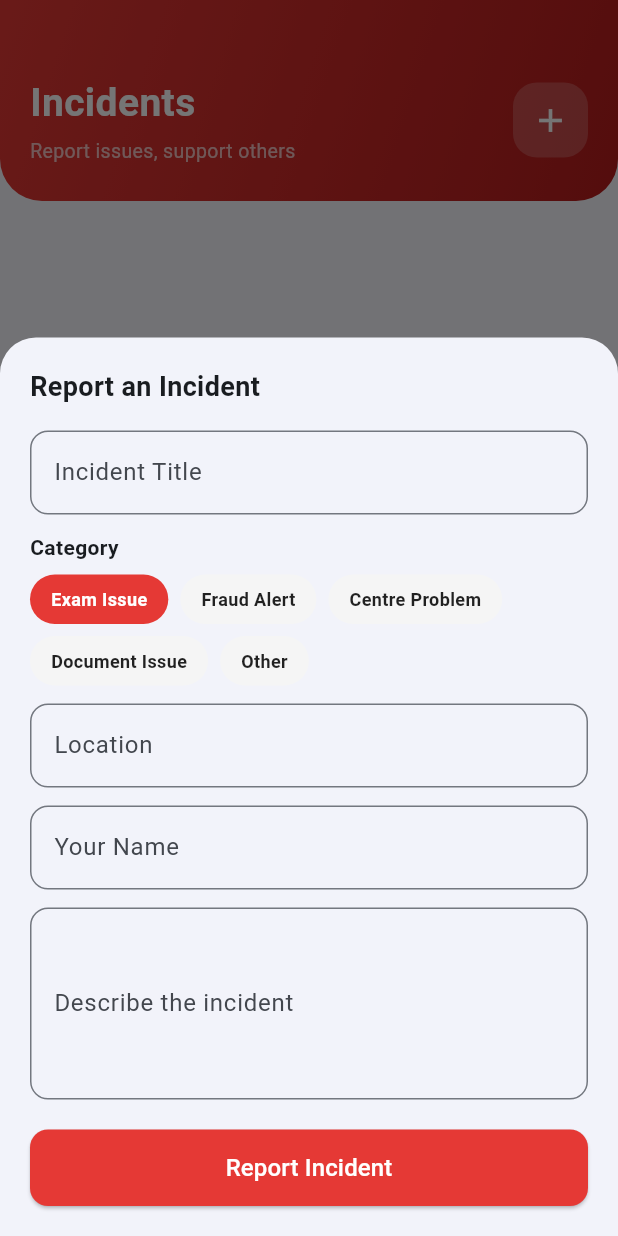
After one commit to NewstartupNewworld/rozgar, a Flutter app: the screen it shows after launch, item 3 of the bottom bar chosen, after a tap on the "add" icon, on a phone screen of 412 x 824 dp. The commit adds this screen. Run offline on Flutter 3.47's test engine with Material 3 defaults, Android fonts, the phone set to English and light mode, and no system bars; our stand-ins replace share_plus, supabase_flutter; accounts and stored records are empty.

Commit message:
Added Incidents reporting feature with Supabase backend

```diff
--- /dev/null
+++ b/lib/incident_model.dart
@@ -0,0 +1,67 @@
+import 'package:supabase_flutter/supabase_flutter.dart';
+
+class Incident {
+  final int? id;
+  final String title;
+  final String description;
+  final String location;
+  final String category;
+  final String reporterName;
+  final int supportCount;
+
+  Incident({
+    this.id,
+    required this.title,
+    required this.description,
+    required this.location,
+    required this.category,
+    required this.reporterName,
+    this.supportCount = 0,
+  });
+
+  factory Incident.fromMap(Map<String, dynamic> map) {
+    return Incident(
+      id: map['id'],
+      title: map['title'] ?? '',
+      description: map['description'] ?? '',
+      location: map['location'] ?? '',
+      category: map['category'] ?? '',
+      reporterName: map['reporter_name'] ?? 'Anonymous',
+      supportCount: map['support_count'] ?? 0,
+    );
+  }
+}
+
+class IncidentsManager {
+  static final IncidentsManager _instance = IncidentsManager._internal();
+  factory IncidentsManager() => _instance;
+  IncidentsManager._internal();
+
+  final supabase = Supabase.instance.client;
+
+  Future<List<Incident>> getIncidents() async {
+    final response = await supabase
+        .from('incidents')
+        .select()
+        .order('created_at', ascending: false);
+
+    return (response as List).map((item) => Incident.fromMap(item)).toList();
+  }
+
+  Future<void> addIncident(Incident incident) async {
+    await supabase.from('incidents').insert({
+      'title': incident.title,
+      'description': incident.description,
+      'location': incident.location,
+      'category': incident.category,
+      'reporter_name': incident.reporterName,
+      'support_count': 0,
+    });
+  }
+
+  Future<void> addSupport(int incidentId, int currentCount) async {
+    await supabase
+        .from('incidents')
+        .update({'support_count': currentCount + 1}).eq('id', incidentId);
+  }
+}
--- /dev/null
+++ b/lib/incidents_screen.dart
@@ -0,0 +1,425 @@
+import 'package:flutter/material.dart';
+import 'incident_model.dart';
+
+class IncidentsScreen extends StatefulWidget {
+  const IncidentsScreen({super.key});
+
+  @override
+  State<IncidentsScreen> createState() => _IncidentsScreenState();
+}
+
+class _IncidentsScreenState extends State<IncidentsScreen> {
+  final IncidentsManager incidentsManager = IncidentsManager();
+  List<Incident> incidents = [];
+  bool isLoading = true;
+
+  final List<String> categories = [
+    'Exam Issue',
+    'Fraud Alert',
+    'Centre Problem',
+    'Document Issue',
+    'Other',
+  ];
+
+  @override
+  void initState() {
+    super.initState();
+    loadIncidents();
+  }
+
+  Future<void> loadIncidents() async {
+    setState(() {
+      isLoading = true;
+    });
+    final fetched = await incidentsManager.getIncidents();
+    setState(() {
+      incidents = fetched;
+      isLoading = false;
+    });
+  }
+
+  Future<void> supportIncident(Incident incident) async {
+    if (incident.id == null) return;
+    await incidentsManager.addSupport(incident.id!, incident.supportCount);
+    await loadIncidents();
+  }
+
+  void openReportSheet() {
+    final titleController = TextEditingController();
+    final descController = TextEditingController();
+    final locationController = TextEditingController();
+    final nameController = TextEditingController();
+    String selectedCategory = 'Exam Issue';
+    bool isSubmitting = false;
+
+    showModalBottomSheet(
+      context: context,
+      isScrollControlled: true,
+      shape: const RoundedRectangleBorder(
+        borderRadius: BorderRadius.vertical(top: Radius.circular(24)),
+      ),
+      builder: (context) {
+        return StatefulBuilder(
+          builder: (context, setSheetState) {
+            return Padding(
+              padding: EdgeInsets.only(
+                left: 20,
+                right: 20,
+                top: 20,
+                bottom: MediaQuery.of(context).viewInsets.bottom + 20,
+              ),
+              child: SingleChildScrollView(
+                child: Column(
+                  mainAxisSize: MainAxisSize.min,
+                  crossAxisAlignment: CrossAxisAlignment.start,
+                  children: [
+                    const Text(
+                      'Report an Incident',
+                      style:
+                          TextStyle(fontSize: 18, fontWeight: FontWeight.bold),
+                    ),
+                    const SizedBox(height: 16),
+                    TextField(
+                      controller: titleController,
+                      decoration: InputDecoration(
+                        labelText: 'Incident Title',
+                        border: OutlineInputBorder(
+                          borderRadius: BorderRadius.circular(12),
+                        ),
+                      ),
+                    ),
+                    const SizedBox(height: 12),
+                    const Text('Category',
+                        style: TextStyle(fontWeight: FontWeight.w600)),
+                    const SizedBox(height: 8),
+                    Wrap(
+                      spacing: 8,
+                      runSpacing: 8,
+                      children: categories.map((cat) {
+                        final isSelected = selectedCategory == cat;
+                        return GestureDetector(
+                          onTap: () {
+                            setSheetState(() {
+                              selectedCategory = cat;
+                            });
+                          },
+                          child: Container(
+                            padding: const EdgeInsets.symmetric(
+                                horizontal: 14, vertical: 8),
+                            decoration: BoxDecoration(
+                              color: isSelected
+                                  ? Colors.red.shade600
+                                  : Colors.grey.shade100,
+                              borderRadius: BorderRadius.circular(20),
+                            ),
+                            child: Text(
+                              cat,
+                              style: TextStyle(
+                                color:
+                                    isSelected ? Colors.white : Colors.black87,
+                                fontSize: 12,
+                                fontWeight: FontWeight.w600,
+                              ),
+                            ),
+                          ),
+                        );
+                      }).toList(),
+                    ),
+                    const SizedBox(height: 12),
+                    TextField(
+                      controller: locationController,
+                      decoration: InputDecoration(
+                        labelText: 'Location',
+                        border: OutlineInputBorder(
+                          borderRadius: BorderRadius.circular(12),
+                        ),
+                      ),
+                    ),
+                    const SizedBox(height: 12),
+                    TextField(
+                      controller: nameController,
+                      decoration: InputDecoration(
+                        labelText: 'Your Name',
+                        border: OutlineInputBorder(
+                          borderRadius: BorderRadius.circular(12),
+                        ),
+                      ),
+                    ),
+                    const SizedBox(height: 12),
+                    TextField(
+                      controller: descController,
+                      maxLines: 4,
+                      decoration: InputDecoration(
+                        labelText: 'Describe the incident',
+                        border: OutlineInputBorder(
+                          borderRadius: BorderRadius.circular(12),
+                        ),
+                      ),
+                    ),
+                    const SizedBox(height: 20),
+                    SizedBox(
+                      width: double.infinity,
+                      child: ElevatedButton(
+                        style: ElevatedButton.styleFrom(
+                          backgroundColor: Colors.red.shade600,
+                          padding: const EdgeInsets.symmetric(vertical: 14),
+                          shape: RoundedRectangleBorder(
+                            borderRadius: BorderRadius.circular(12),
+                          ),
+                        ),
+                        onPressed: isSubmitting
+                            ? null
+                            : () async {
+                                if (titleController.text.isEmpty ||
+                                    descController.text.isEmpty ||
+                                    locationController.text.isEmpty ||
+                                    nameController.text.isEmpty) {
+                                  return;
+                                }
+                                setSheetState(() {
+                                  isSubmitting = true;
+                                });
+                                await incidentsManager.addIncident(
+                                  Incident(
+                                    title: titleController.text,
+                                    description: descController.text,
+                                    location: locationController.text,
+                                    category: selectedCategory,
+                                    reporterName: nameController.text,
+                                  ),
+                                );
+                                if (context.mounted) {
+                                  Navigator.pop(context);
+                                }
+                                await loadIncidents();
+                              },
+                        child: isSubmitting
+                            ? const SizedBox(
+                                height: 20,
+                                width: 20,
+                                child: CircularProgressIndicator(
+                                  color: Colors.white,
+                                  strokeWidth: 2,
+                                ),
+                              )
+                            : const Text('Report Incident',
+                                style: TextStyle(
+                                    color: Colors.white, fontSize: 16)),
+                      ),
+                    ),
+                  ],
+                ),
+              ),
+            );
+          },
+        );
+      },
+    );
+  }
+
+  @override
+  Widget build(BuildContext context) {
+    return Column(
+      children: [
+        Container(
+          width: double.infinity,
+          padding: const EdgeInsets.fromLTRB(20, 50, 20, 24),
+          decoration: const BoxDecoration(
+            gradient: LinearGradient(
+              colors: [Color(0xFFE53935), Color(0xFFB71C1C)],
+              begin: Alignment.topLeft,
+              end: Alignment.bottomRight,
+            ),
+            borderRadius: BorderRadius.only(
+              bottomLeft: Radius.circular(28),
+              bottomRight: Radius.circular(28),
+            ),
+          ),
+          child: Row(
+            mainAxisAlignment: MainAxisAlignment.spaceBetween,
+            children: [
+              const Column(
+                crossAxisAlignment: CrossAxisAlignment.start,
+                children: [
+                  Text(
+                    'Incidents',
+                    style: TextStyle(
+                      fontSize: 26,
+                      fontWeight: FontWeight.bold,
+                      color: Colors.white,
+                    ),
+                  ),
+                  SizedBox(height: 4),
+                  Text(
+                    'Report issues, support others',
+                    style: TextStyle(fontSize: 13, color: Colors.white70),
+                  ),
+                ],
+              ),
+              GestureDetector(
+                onTap: openReportSheet,
+                child: Container(
+                  padding: const EdgeInsets.all(12),
+                  decoration: BoxDecoration(
+                    color: Colors.white.withValues(alpha: 0.2),
+                    borderRadius: BorderRadius.circular(16),
+                  ),
+                  child: const Icon(Icons.add, color: Colors.white, size: 26),
+                ),
+              ),
+            ],
+          ),
+        ),
+        Expanded(
+          child: isLoading
+              ? const Center(child: CircularProgressIndicator())
+              : incidents.isEmpty
+                  ? Center(
+                      child: Column(
+                        mainAxisAlignment: MainAxisAlignment.center,
+                        children: [
+                          Icon(Icons.report_outlined,
+                              size: 80, color: Colors.grey.shade300),
+                          const SizedBox(height: 16),
+                          const Text(
+                            'No incidents reported',
+                            style: TextStyle(
+                                fontSize: 18,
+                                fontWeight: FontWeight.w600,
+                                color: Colors.grey),
+                          ),
+                          const SizedBox(height: 8),
+                          Text(
+                            'Tap + to report an issue',
+                            style: TextStyle(
+                                fontSize: 13, color: Colors.grey.shade400),
+                          ),
+                        ],
+                      ),
+                    )
+                  : RefreshIndicator(
+                      onRefresh: loadIncidents,
+                      child: ListView.builder(
+                        padding: const EdgeInsets.all(16),
+                        itemCount: incidents.length,
+                        itemBuilder: (context, index) {
+                          final incident = incidents[index];
+                          return Container(
+                            margin: const EdgeInsets.only(bottom: 12),
+                            padding: const EdgeInsets.all(16),
+                            decoration: BoxDecoration(
+                              color: Colors.white,
+                              borderRadius: BorderRadius.circular(16),
+                              boxShadow: [
+                                BoxShadow(
+                                  color: Colors.black.withValues(alpha: 0.05),
+                                  blurRadius: 10,
+                                  offset: const Offset(0, 2),
+                                ),
+                              ],
+                            ),
+                            child: Column(
+                              crossAxisAlignment: CrossAxisAlignment.start,
+                              children: [
+                                Row(
+                                  children: [
+                                    Container(
+                                      padding: const EdgeInsets.symmetric(
+                                          horizontal: 10, vertical: 4),
+                                      decoration: BoxDecoration(
+                                        color: Colors.red.shade50,
+                                        borderRadius:
+                                            BorderRadius.circular(20),
+                                      ),
+                                      child: Text(
+                                        incident.category,
+                                        style: TextStyle(
+                                          fontSize: 11,
+                                          fontWeight: FontWeight.w600,
+                                          color: Colors.red.shade700,
+                                        ),
+                                      ),
+                                    ),
+                                  ],
+                                ),
+                                const SizedBox(height: 10),
+                                Text(
+                                  incident.title,
+                                  style: const TextStyle(
+                                    fontSize: 16,
+                                    fontWeight: FontWeight.w700,
+                                  ),
+                                ),
+                                const SizedBox(height: 6),
+                                Text(
+                                  incident.description,
+                                  style: TextStyle(
+                                    fontSize: 13,
+                                    color: Colors.grey.shade700,
+                                    height: 1.4,
+                                  ),
+                                ),
+                                const SizedBox(height: 10),
+                                Row(
+                                  children: [
+                                    Icon(Icons.location_on_outlined,
+                                        size: 14, color: Colors.grey.shade500),
+                                    const SizedBox(width: 4),
+                                    Text(
+                                      incident.location,
+                                      style: TextStyle(
+                                          fontSize: 12,
+                                          color: Colors.grey.shade600),
+                                    ),
+                                    const SizedBox(width: 12),
+                                    Icon(Icons.person_outline,
+                                        size: 14, color: Colors.grey.shade500),
+                                    const SizedBox(width: 4),
+                                    Text(
+                                      incident.reporterName,
+                                      style: TextStyle(
+                                          fontSize: 12,
+                                          color: Colors.grey.shade600),
+                                    ),
+                                  ],
+                                ),
+                                const SizedBox(height: 12),
+                                GestureDetector(
+                                  onTap: () => supportIncident(incident),
+                                  child: Container(
+                                    padding: const EdgeInsets.symmetric(
+                                        horizontal: 14, vertical: 8),
+                                    decoration: BoxDecoration(
+                                      color: Colors.blue.shade50,
+                                      borderRadius: BorderRadius.circular(20),
+                                    ),
+                                    child: Row(
+                                      mainAxisSize: MainAxisSize.min,
+                                      children: [
+                                        Icon(Icons.favorite,
+                                            size: 16,
+                                            color: Colors.blue.shade700),
+                                        const SizedBox(width: 6),
+                                        Text(
+                                          'Support (${incident.supportCount})',
+                                          style: TextStyle(
+                                            fontSize: 12,
+                                            fontWeight: FontWeight.w600,
+                                            color: Colors.blue.shade700,
+                                          ),
+                                        ),
+                                      ],
+                                    ),
+                                  ),
+                                ),
+                              ],
+                            ),
+                          );
+                        },
+                      ),
+                    ),
+        ),
+      ],
+    );
+  }
+}
--- a/lib/main.dart
+++ b/lib/main.dart
@@ -8,6 +8,7 @@ import 'study_material_screen.dart';
 import 'splash_screen.dart';
 import 'edit_profile_screen.dart';
 import 'package:supabase_flutter/supabase_flutter.dart';
+import 'incidents_screen.dart';
 
 void main() async {
   WidgetsFlutterBinding.ensureInitialized();
@@ -47,6 +48,7 @@ class _RozgarAppState extends State<RozgarApp> {
   final List<Widget> screens = [
     const HomeScreen(),
     const SavedJobsScreen(),
+    const IncidentsScreen(),
     const StudyMaterialScreen(),
     const ProfileScreen(),
   ];
@@ -69,13 +71,14 @@ class _RozgarAppState extends State<RozgarApp> {
             ),
           ],
         ),
-        child: Row(
+       child: Row(
           mainAxisAlignment: MainAxisAlignment.spaceEvenly,
           children: [
             navItem(Icons.home_rounded, 'Home', 0),
             navItem(Icons.bookmark_rounded, 'Saved', 1),
-            navItem(Icons.menu_book_rounded, 'Study', 2),
-            navItem(Icons.person_rounded, 'Profile', 3),
+            navItem(Icons.report_rounded, 'Incidents', 2),
+            navItem(Icons.menu_book_rounded, 'Study', 3),
+            navItem(Icons.person_rounded, 'Profile', 4),
           ],
         ),
       ),
```
